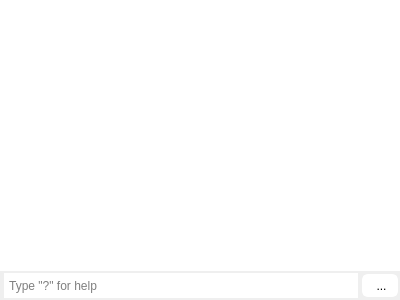
Old version of the form src/widgets/ConsoleWidget.ui in the repository rizinorg/cutter.
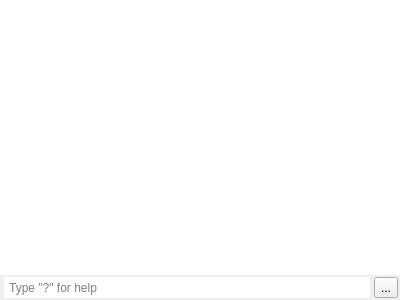
New version of the form. Icons and pictures are not drawn.

Commit message: Make Console Execute Button consistent with ToolBar

What changed in the file:
```diff
--- a/src/widgets/ConsoleWidget.ui
+++ b/src/widgets/ConsoleWidget.ui
@@ -109,36 +109,20 @@
          <string>Execute command</string>
         </property>
         <property name="styleSheet">
-         <string notr="true">
-QToolButton { /* all types of tool button */
-    margin-bottom: 1px;
-    margin-top: 1px;
-    padding-left: 8px;
-    padding-right: 5px;
-    padding-top: 1px;
-    padding-bottom: 1px;
-  background-color: palette(light);
-    border-radius: 6px;
-    border-top: 2px solid palette(light);
-    border-bottom: 2px solid palette(light);
-    border-left: 2px solid palette(light);
-    border-right: 2px solid palette(light);
-}
-
-QToolButton:pressed {
-  background-color: palette(dark);
-    border-top: 2px solid palette(dark);
-    border-bottom: 2px solid palette(dark);
-    border-left: 2px solid palette(dark);
-    border-right: 2px solid palette(dark);
-}</string>
+         <string notr="true"/>
         </property>
         <property name="text">
          <string>...</string>
         </property>
         <property name="icon">
          <iconset resource="../resources.qrc">
-          <normaloff>:/img/icons/play.svg</normaloff>:/img/icons/play.svg</iconset>
+          <normaloff>:/img/icons/arrow_right_light.svg</normaloff>:/img/icons/arrow_right_light.svg</iconset>
+        </property>
+        <property name="iconSize">
+         <size>
+          <width>24</width>
+          <height>16</height>
+         </size>
         </property>
        </widget>
       </item>
```
The commit also changes 1 other file.
